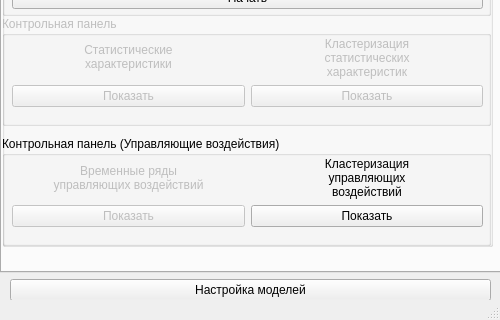
Above: SOURCES/TSAC/Main_Ru.ui from KP-Data-Mining/DM before the change; both pictures show x 0 to 500 and y 420 to 740 of the 500 by 740 pixel window. Below: the same form after it.
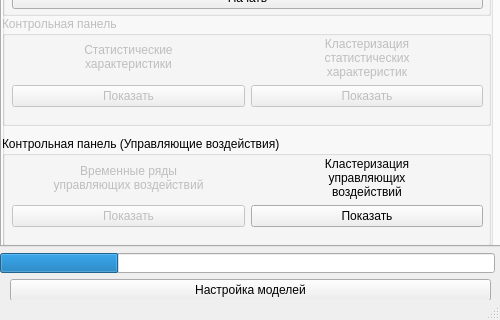
That is the form after the change.

Commit message: feat: update Qt design files for progress bars

Patch:
```diff
--- a/SOURCES/TSAC/Main_Ru.ui
+++ b/SOURCES/TSAC/Main_Ru.ui
@@ -312,6 +312,28 @@
        </widget>
       </widget>
      </item>
+     <item>
+      <widget class="QProgressBar" name="progressBar_2">
+       <property name="minimumSize">
+        <size>
+         <width>495</width>
+         <height>20</height>
+        </size>
+       </property>
+       <property name="maximumSize">
+        <size>
+         <width>495</width>
+         <height>20</height>
+        </size>
+       </property>
+       <property name="value">
+        <number>24</number>
+       </property>
+       <property name="textVisible">
+        <bool>false</bool>
+       </property>
+      </widget>
+     </item>
      <item>
       <layout class="QHBoxLayout" name="horizontalLayout">
        <property name="leftMargin">
```
The commit also changes 4 other files.
